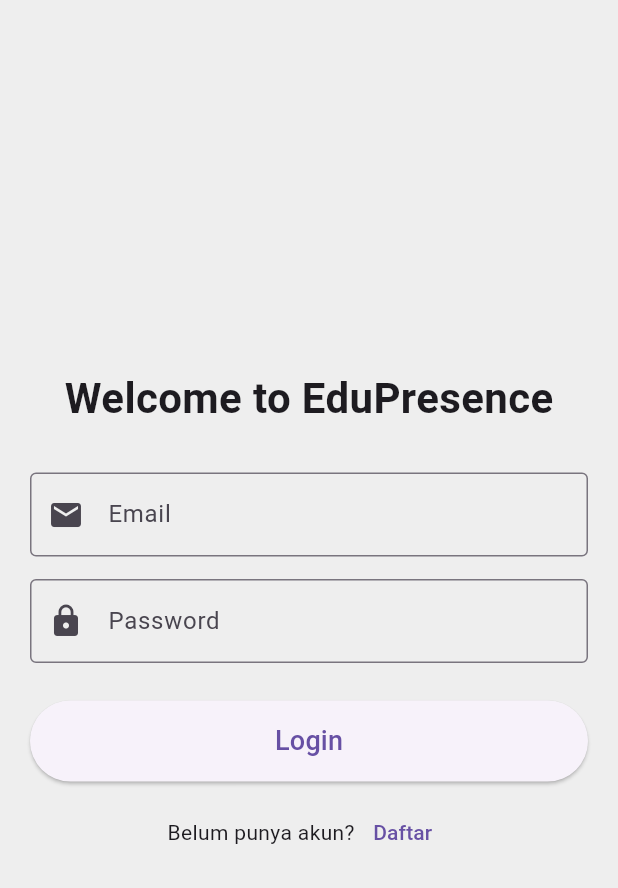
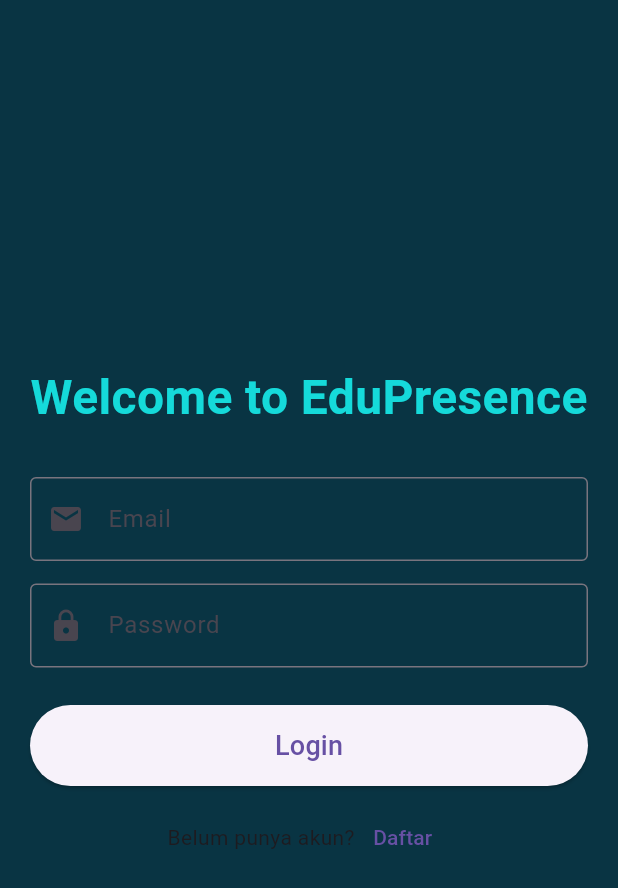
Before and after one commit to boboiboyapi01/flutter-project-01, a Flutter app: the screen it shows after launch, on a phone screen of 412 x 824 dp. Shown: the top 888 px of the screen. Run offline on Flutter 3.47's test engine with Material 3 defaults, Android fonts, the phone set to English and light mode, and no system bars; Roboto replaces fonts that are missing (Bahnschrift).

Commit message:
unnecessary update

```diff
--- a/edupresence/lib/login/login_page.dart
+++ b/edupresence/lib/login/login_page.dart
@@ -15,7 +15,7 @@ class _LoginPageState extends State<LoginPage> {
   @override
   Widget build(BuildContext context) {
     return Scaffold(
-      backgroundColor: Colors.grey[200],
+      backgroundColor: const Color.fromRGBO(9, 52, 67, 1),
       body: Center(
         child: SingleChildScrollView(
           padding: const EdgeInsets.all(20),
@@ -25,9 +25,14 @@ class _LoginPageState extends State<LoginPage> {
               // const Icon(Icons.face_retouching_natural,
               //     size: 80, color: Colors.blue),
               // const SizedBox(height: 20),
-              const Text(
+              Text(
                 "Welcome to EduPresence",
-                style: TextStyle(fontSize: 28, fontWeight: FontWeight.bold),
+                style: TextStyle(
+                  fontSize: 32,
+                  fontWeight: FontWeight.bold,
+                  fontFamily: 'Bahnschrift',
+                  color: Color.fromRGBO(21, 218, 218, 1),
+                ),
               ),
               const SizedBox(height: 30),
 
--- a/edupresence/lib/main.dart
+++ b/edupresence/lib/main.dart
@@ -15,7 +15,7 @@ class MyApp extends StatelessWidget {
       title: 'Login',
       theme: ThemeData(
         primarySwatch: Colors.blue,
-        scaffoldBackgroundColor: Colors.grey[200],
+        scaffoldBackgroundColor: const Color.fromRGBO(9, 52, 67, 1),
       ),
       home: const LoginPage(),
     );
```
